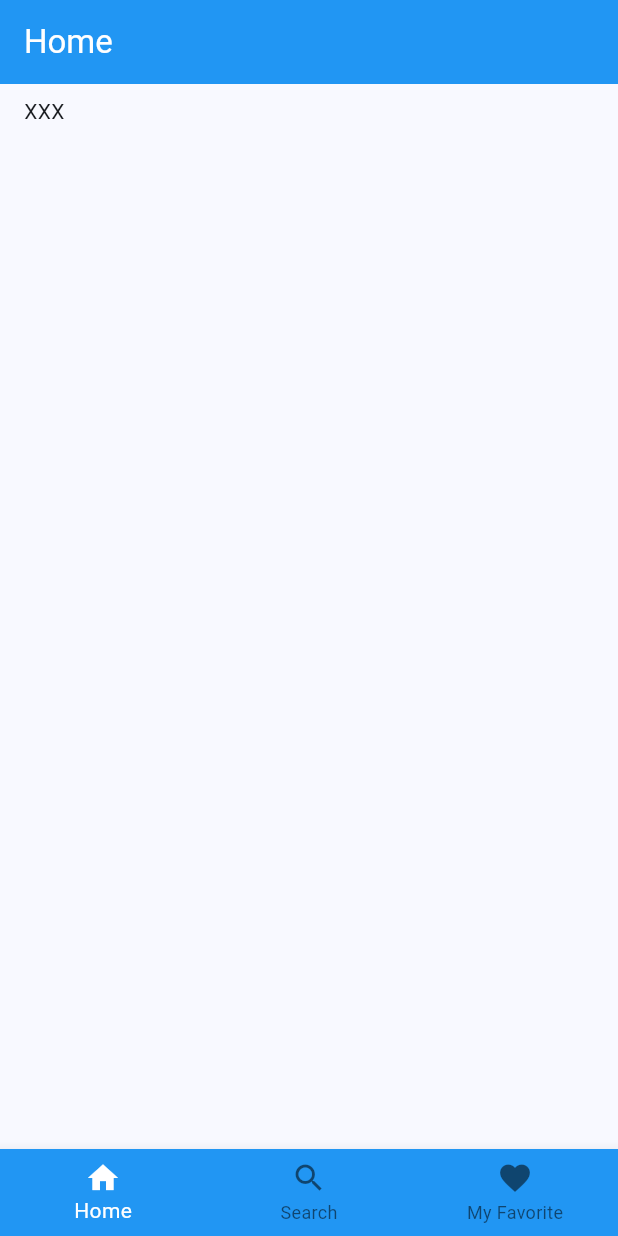
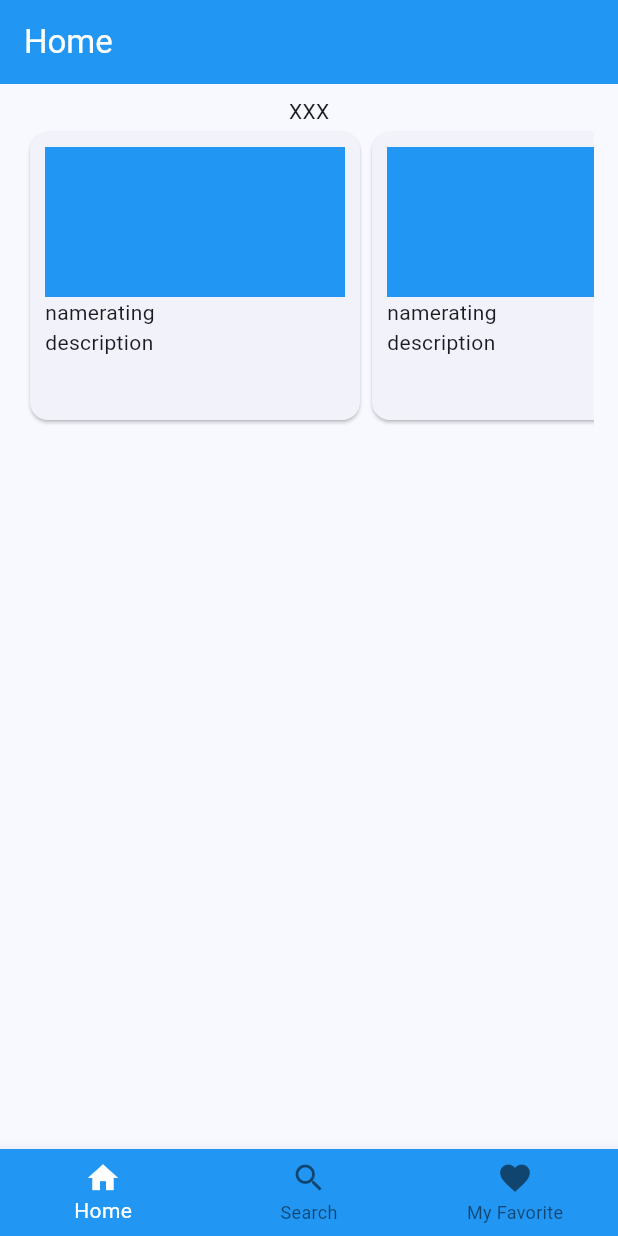
Before and after one commit to kumgold/search-images-flutter, a Flutter app: the screen it shows after launch, on a phone screen of 412 x 824 dp. Run offline on Flutter 3.47's test engine with Material 3 defaults, Android fonts, the phone set to English and light mode, and no system bars.

Commit message:
add a provider

```diff
--- /dev/null
+++ b/lib/data/place_card.dart
@@ -0,0 +1,37 @@
+import 'package:flutter/material.dart';
+
+@immutable
+class PlaceCard {
+
+  const PlaceCard({
+    required this.image,
+    required this.name,
+    required this.rating,
+    required this.description
+  });
+
+  final String image;
+  final String name;
+  final String rating;
+  final String description;
+
+  @override
+  int get hashCode {
+    return image.hashCode ^ name.hashCode ^ rating.hashCode ^ description.hashCode;
+  }
+
+  @override
+  String toString() {
+    return "PlaceSmall(name: '$name', rating: '$rating', description: '$description'";
+  }
+
+  @override
+  bool operator ==(Object other) {
+    return (other is PlaceCard &&
+        other.name == name &&
+        other.rating == rating &&
+        other.image == image &&
+        other.description == description
+    );
+  }
+}
--- a/lib/home/home.dart
+++ b/lib/home/home.dart
@@ -1,4 +1,5 @@
 import 'package:flutter/material.dart';
+import 'package:matzip/data/place_card.dart';
 import 'package:matzip/home/home_provider.dart';
 import 'package:provider/provider.dart';
 
@@ -15,15 +16,52 @@ class HomeScreen extends StatelessWidget {
               vertical: 8.0,
               horizontal: 16.0
           ),
-          child: const Column(
+          child: Column(
             mainAxisAlignment: MainAxisAlignment.start,
             children: [
-              Text('XXX'),
-
+              const Text('XXX'),
+              SizedBox(
+                height: 200,
+                child: ListView.builder(
+                    scrollDirection: Axis.horizontal,
+                    shrinkWrap: true,
+                    padding: EdgeInsets.zero,
+                    itemCount: context.read<HomeProvider>().recommendList.length,
+                    itemBuilder: (BuildContext context, int index) {
+                      return placeCard(context.read<HomeProvider>().recommendList[index]);
+                    }
+                )
+              )
             ],
           ),
         ),
       ),
     );
   }
+
+  Widget placeCard(PlaceCard place) {
+    return Card(
+      child: Container(
+        padding: const EdgeInsets.all(10),
+        child: Column(
+          crossAxisAlignment: CrossAxisAlignment.start,
+          children: [
+            Container(
+              color: Colors.blue,
+              height: 100,
+              width: 200,
+            ),
+            Row(
+              mainAxisAlignment: MainAxisAlignment.spaceBetween,
+              children: [
+                Text(place.name),
+                Text(place.rating)
+              ],
+            ),
+            Text(place.description)
+          ],
+        ),
+      ),
+    );
+  }
 }
--- a/lib/home/home_provider.dart
+++ b/lib/home/home_provider.dart
@@ -1,5 +1,11 @@
 import 'package:flutter/material.dart';
+import 'package:matzip/data/place_card.dart';
 
 class HomeProvider extends ChangeNotifier {
-
+  var recommendList = [
+    const PlaceCard(image: '', name: 'name', rating: 'rating', description: 'description'),
+    const PlaceCard(image: '', name: 'name', rating: 'rating', description: 'description'),
+    const PlaceCard(image: '', name: 'name', rating: 'rating', description: 'description'),
+    const PlaceCard(image: '', name: 'name', rating: 'rating', description: 'description')
+  ];
 }
```
Also changed, not shown: 2 other files.
